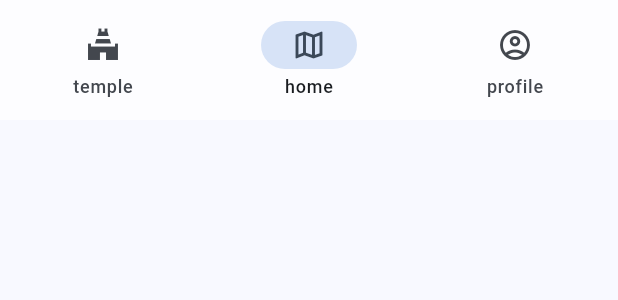
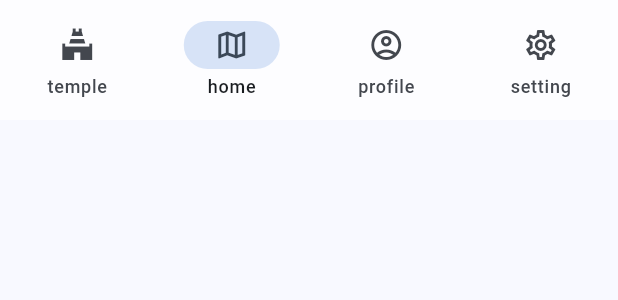
Before and after one commit to sports-club-hanzan/virtual-pilgrimage, a Flutter app: the BottomNavigation widget shown alone on an empty page, opened directly, on a phone screen of 412 x 824 dp. Shown: the top 300 px of the screen. Run offline on Flutter 3.47's test engine with Material 2 defaults, Android fonts, the phone set to English and light mode, and no system bars; our stand-ins replace cloud_firestore, firebase_analytics, firebase_auth, firebase_core, firebase_crashlytics, firebase_storage and 12 more; missing offline and left inert: google_polyline_algorithm, health, maps_toolkit; accounts and stored records are empty.

Commit message:
:adhesive_bandage: prepare to implement settings page

```diff
--- a/lib/analytics.dart
+++ b/lib/analytics.dart
@@ -23,6 +23,12 @@ extension AnalyticsEvent on String {
 
   /// ボトムナビゲーションの押下
   static const pressedBottomNavigation = 'pressed_bottom_navigation';
+
+  /// ユーザ削除の押下
+  static const openDeleteUserDialog = 'open_delete_user_dialog';
+
+  /// ユーザ情報の削除に成功
+  static const successDeleteUser = 'success_delete_user';
 }
 
 final analyticsProvider = Provider<Analytics>(
--- a/lib/router.dart
+++ b/lib/router.dart
@@ -9,6 +9,7 @@ import 'package:virtualpilgrimage/ui/pages/home/home_page.dart';
 import 'package:virtualpilgrimage/ui/pages/profile/profile_page.dart';
 import 'package:virtualpilgrimage/ui/pages/registration/registration_page.dart';
 import 'package:virtualpilgrimage/ui/pages/reset_password/reset_password_page.dart';
+import 'package:virtualpilgrimage/ui/pages/settings/settings_page.dart';
 import 'package:virtualpilgrimage/ui/pages/sign_in/sign_in_page.dart';
 import 'package:virtualpilgrimage/ui/pages/temple/temple_page.dart';
 
@@ -20,6 +21,7 @@ extension RouterPath on String {
   static const profile = '/profile';
   static const edit = '/edit';
   static const resetPassword = '/reset/password';
+  static const settings = '/settings';
 }
 
 // アニメーション抜きで即ページ遷移させるための設定
@@ -98,6 +100,13 @@ final Provider<GoRouter> routerProvider = Provider<GoRouter>(
           return const ResetPasswordPage();
         },
       ),
+      GoRoute(
+        name: RouterPath.settings,
+        path: RouterPath.settings,
+        builder: (BuildContext context, GoRouterState state) {
+          return const SettingsPage();
+        },
+      ),
     ],
     redirect: (BuildContext context, GoRouterState state) {
       ref.read(loggerProvider).d(state.location);
--- a/lib/ui/components/bottom_navigation.dart
+++ b/lib/ui/components/bottom_navigation.dart
@@ -11,6 +11,7 @@ enum PageType {
   home,
   profile,
   // ranking,
+  setting,
 }
 
 class BottomNavigation extends ConsumerWidget {
@@ -37,6 +38,7 @@ class BottomNavigation extends ConsumerWidget {
         icon: const Icon(Icons.account_circle_outlined),
         label: PageType.profile.name,
       ),
+      NavigationDestination(icon: const Icon(Icons.settings_outlined), label: PageType.setting.name)
       // 下記はランキングページ用の設定
       // NavigationDestination(icon: const Icon(Icons.emoji_events_outlined), label: ''),
     ];
@@ -69,6 +71,9 @@ class BottomNavigation extends ConsumerWidget {
               },
             );
             break;
+          case PageType.setting:
+            router.goNamed(RouterPath.settings);
+            break;
         }
       },
     );
--- a/pubspec.yaml
+++ b/pubspec.yaml
@@ -65,6 +65,7 @@ dependencies:
   google_polyline_algorithm: ^3.1.0
   flutter_toggle_tab: ^1.2.0
   percent_indicator: ^4.2.2
+  settings_ui: ^2.0.2
 
   # health
   health: ^4.3.0
```
Also changed, not shown: pubspec.lock.
